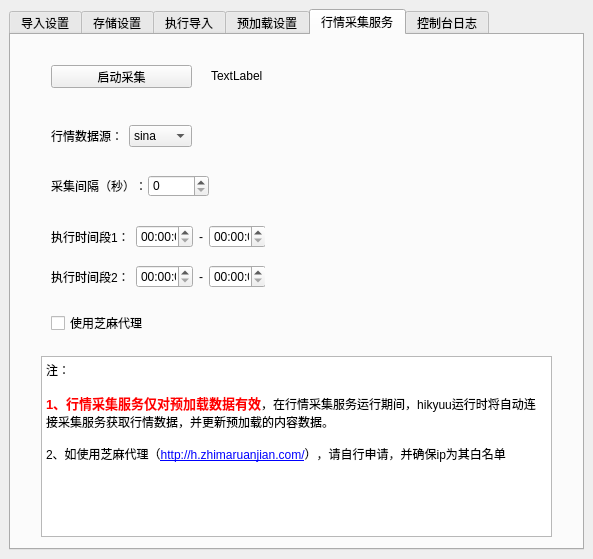
Before: the Qt Designer form hikyuu/gui/data/MainWindow.ui in fasiondog/hikyuu, drawn with Qt 5.
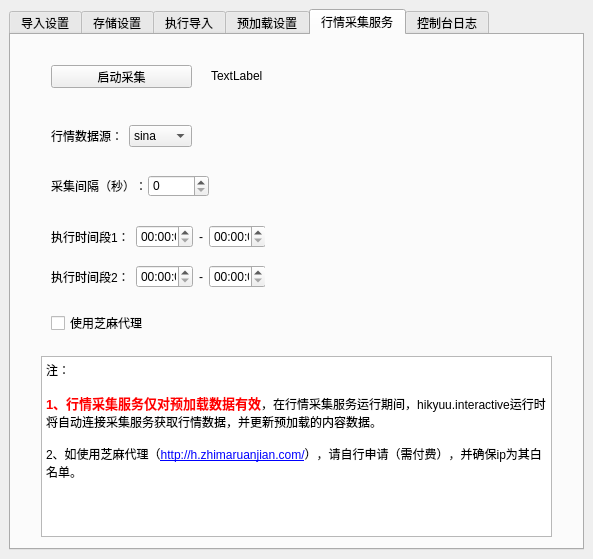
After: the same form once the commit is applied. The open tabs and pages were chosen to show the change.

Commit message: 完善HikyuuTDX及移除spot_server测试代码

```diff
--- a/hikyuu/gui/data/MainWindow.ui
+++ b/hikyuu/gui/data/MainWindow.ui
@@ -1199,9 +1199,9 @@
 &lt;/style&gt;&lt;/head&gt;&lt;body style=&quot; font-family:'SimSun'; font-size:9pt; font-weight:400; font-style:normal;&quot;&gt;
 &lt;p style=&quot; margin-top:0px; margin-bottom:0px; margin-left:0px; margin-right:0px; -qt-block-indent:0; text-indent:0px;&quot;&gt;注：&lt;/p&gt;
 &lt;p style=&quot;-qt-paragraph-type:empty; margin-top:0px; margin-bottom:0px; margin-left:0px; margin-right:0px; -qt-block-indent:0; text-indent:0px;&quot;&gt;&lt;br /&gt;&lt;/p&gt;
-&lt;p style=&quot; margin-top:0px; margin-bottom:0px; margin-left:0px; margin-right:0px; -qt-block-indent:0; text-indent:0px;&quot;&gt;&lt;span style=&quot; font-size:10pt; font-weight:600; color:#ff0000;&quot;&gt;1、行情采集服务仅对预加载数据有效&lt;/span&gt;，在行情采集服务运行期间，hikyuu运行时将自动连接采集服务获取行情数据，并更新预加载的内容数据。&lt;/p&gt;
+&lt;p style=&quot; margin-top:0px; margin-bottom:0px; margin-left:0px; margin-right:0px; -qt-block-indent:0; text-indent:0px;&quot;&gt;&lt;span style=&quot; font-size:10pt; font-weight:600; color:#ff0000;&quot;&gt;1、行情采集服务仅对预加载数据有效&lt;/span&gt;，在行情采集服务运行期间，hikyuu.interactive运行时将自动连接采集服务获取行情数据，并更新预加载的内容数据。&lt;/p&gt;
 &lt;p style=&quot;-qt-paragraph-type:empty; margin-top:0px; margin-bottom:0px; margin-left:0px; margin-right:0px; -qt-block-indent:0; text-indent:0px;&quot;&gt;&lt;br /&gt;&lt;/p&gt;
-&lt;p style=&quot; margin-top:0px; margin-bottom:0px; margin-left:0px; margin-right:0px; -qt-block-indent:0; text-indent:0px;&quot;&gt;2、如使用芝麻代理（&lt;a href=&quot;http://h.zhimaruanjian.com/&quot;&gt;&lt;span style=&quot; text-decoration: underline; color:#0000ff;&quot;&gt;http://h.zhimaruanjian.com/&lt;/span&gt;&lt;/a&gt;），请自行申请，并确保ip为其白名单&lt;/p&gt;&lt;/body&gt;&lt;/html&gt;</string>
+&lt;p style=&quot; margin-top:0px; margin-bottom:0px; margin-left:0px; margin-right:0px; -qt-block-indent:0; text-indent:0px;&quot;&gt;2、如使用芝麻代理（&lt;a href=&quot;http://h.zhimaruanjian.com/&quot;&gt;&lt;span style=&quot; text-decoration: underline; color:#0000ff;&quot;&gt;http://h.zhimaruanjian.com/&lt;/span&gt;&lt;/a&gt;），请自行申请（需付费），并确保ip为其白名单。&lt;/p&gt;&lt;/body&gt;&lt;/html&gt;</string>
         </property>
        </widget>
        <widget class="QWidget" name="layoutWidget">
```
The commit also changes 5 other files.
